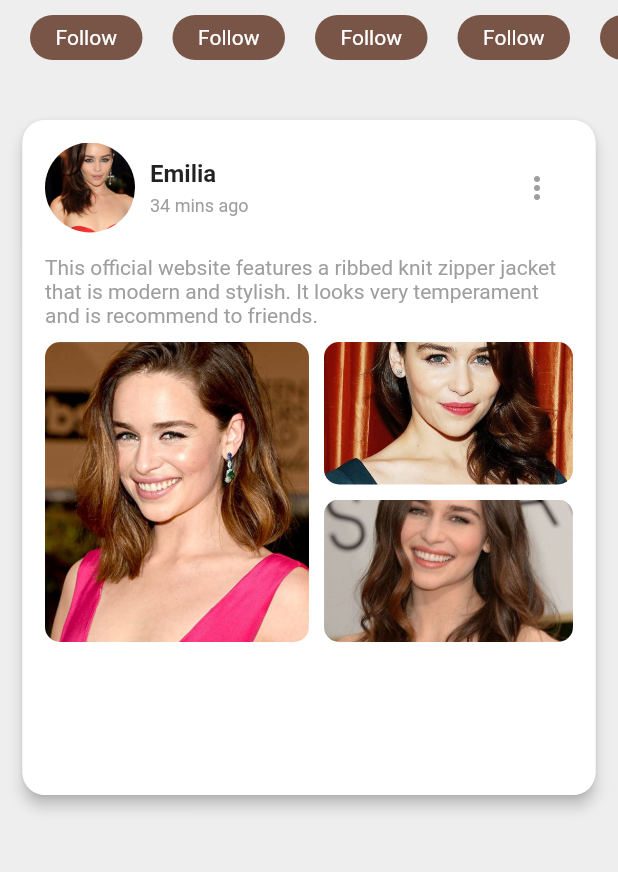
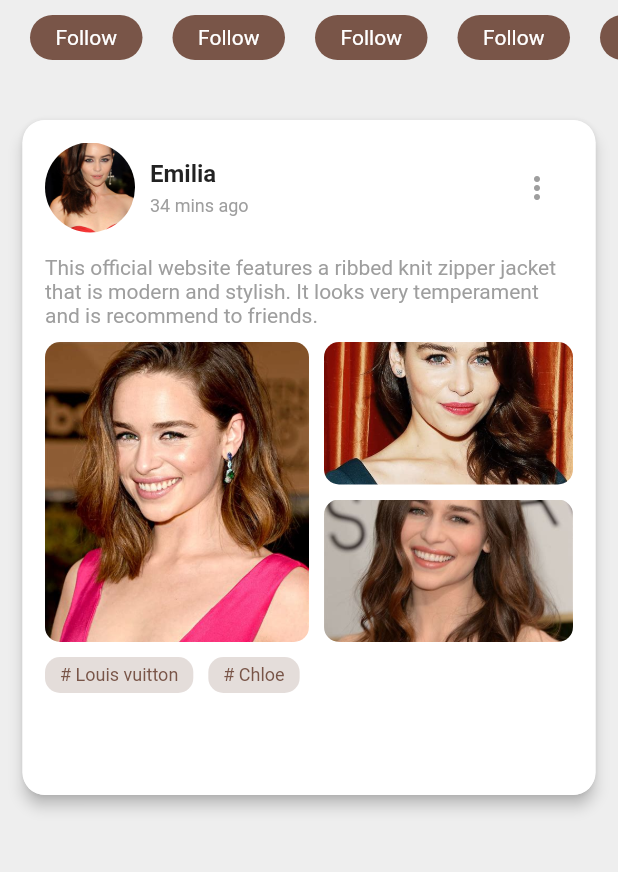
Before and after one commit to AkashRajpurohit/Flutter-Fashion-App-UI, a Flutter app: the screen it shows after launch, on a phone screen of 412 x 824 dp, the part 234-1106 px from its top. Run offline on Flutter 3.47's test engine with Material 2 defaults, Android fonts, the phone set to English and light mode, and no system bars.

Commit message:
:art: card chips

```diff
--- a/lib/screens/home.dart
+++ b/lib/screens/home.dart
@@ -64,6 +64,7 @@ class _HomeState extends State<Home> {
                 ),
                 child: Column(
                   children: <Widget>[
+                    // Header
                     Row(
                       children: <Widget>[
                         Container(
@@ -114,6 +115,7 @@ class _HomeState extends State<Home> {
                       ],
                     ),
                     SizedBox(height: 15.0),
+                    // Description
                     Text(
                       "This official website features a ribbed knit zipper jacket that is modern and stylish. It looks very temperament and is recommend to friends.",
                       style: TextStyle(
@@ -121,6 +123,7 @@ class _HomeState extends State<Home> {
                       ),
                     ),
                     SizedBox(height: 10.0),
+                    // Grid Images
                     Row(
                       mainAxisAlignment: MainAxisAlignment.spaceBetween,
                       children: <Widget>[
@@ -173,6 +176,49 @@ class _HomeState extends State<Home> {
                           ],
                         )
                       ]
+                    ),
+                    SizedBox(height: 10.0),
+                    // Chips
+                    Row(
+                      children: <Widget>[
+                        Container(
+                          decoration: BoxDecoration(
+                            borderRadius: BorderRadius.circular(10.0),
+                            color: Colors.brown.withOpacity(0.2),
+                          ),
+                          child: Center(
+                            child: Padding(
+                              padding: EdgeInsets.symmetric(vertical: 5.0, horizontal: 10.0),
+                              child: Text(
+                                '# Louis vuitton',
+                                style: TextStyle(
+                                  fontSize: 12.0,
+                                  color: Colors.brown
+                                )
+                              ),
+                            ),
+                          ),
+                        ),
+                        SizedBox(width: 10.0),
+                        Container(
+                          decoration: BoxDecoration(
+                            borderRadius: BorderRadius.circular(10.0),
+                            color: Colors.brown.withOpacity(0.2),
+                          ),
+                          child: Center(
+                            child: Padding(
+                              padding: EdgeInsets.symmetric(vertical: 5.0, horizontal: 10.0),
+                              child: Text(
+                                '# Chloe',
+                                style: TextStyle(
+                                  fontSize: 12.0,
+                                  color: Colors.brown
+                                )
+                              ),
+                            ),
+                          ),
+                        ),
+                      ],
                     )
                   ],
                 ),
```
